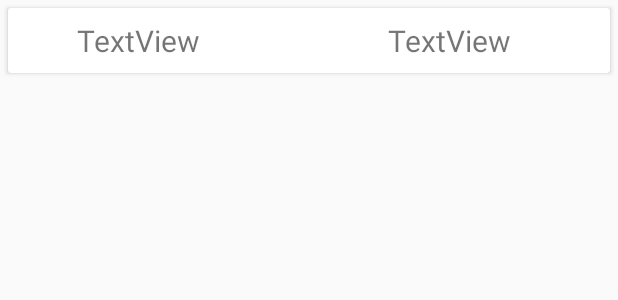
After one commit to akhil117/PickABite-Updated, an Android app: the layout cartlist.xml on its own in the app's theme, with its tools: preview values and no code run, on a phone screen of 412 x 824 dp. The commit adds this screen. Shown: the top 300 px of the screen. Run offline under Robolectric (Android 15) with nearby library versions, the phone set to English and light mode, and no system bars.

Commit message:
fixed the issues

```diff
--- a/PBR/app/build.gradle
+++ b/PBR/app/build.gradle
@@ -42,4 +42,5 @@ dependencies {
 
 
 
+
 apply plugin: 'com.google.gms.google-services'
--- /dev/null
+++ b/PBR/app/src/main/res/layout/cartlist.xml
@@ -0,0 +1,45 @@
+<?xml version="1.0" encoding="utf-8"?>
+<LinearLayout xmlns:android="http://schemas.android.com/apk/res/android"
+    android:layout_width="match_parent"
+    android:layout_height="wrap_content"
+    android:orientation="vertical">
+
+    <android.support.v7.widget.CardView
+        android:layout_width="match_parent"
+        android:layout_height="wrap_content"
+        android:layout_margin="5dp">
+
+        <RelativeLayout
+            android:layout_width="match_parent"
+            android:layout_height="wrap_content"
+            android:padding="8dp">
+
+            <TextView
+                android:id="@+id/namecart"
+
+                android:layout_width="wrap_content"
+                android:layout_height="wrap_content"
+                android:layout_alignParentStart="true"
+                android:layout_alignParentTop="true"
+                android:layout_marginStart="38dp"
+                android:textSize="20dp"
+                android:text="TextView" />
+
+            <TextView
+                android:id="@+id/rupeecart"
+                android:layout_width="wrap_content"
+                android:layout_height="wrap_content"
+                android:layout_alignParentEnd="true"
+                android:layout_alignParentTop="true"
+                android:layout_marginEnd="58dp"
+                android:text="TextView"
+                android:textSize="20dp" />
+
+
+        </RelativeLayout>
+
+    </android.support.v7.widget.CardView>
+
+
+
+</LinearLayout>
```
Also changed, not shown: PBR/app/src/main/AndroidManifest.xml (+7 -6 lines), PBR/app/src/main/java/com/example/itachi/com/pbr/Cart.java (added, +34 -0 lines), PBR/app/src/main/java/com/example/itachi/com/pbr/CartAdaptor.java (added, +56 -0 lines), PBR/app/src/main/java/com/example/itachi/com/pbr/Checkout.java (+23 -2 lines), PBR/app/src/main/java/com/example/itachi/com/pbr/addingitemstocart.java (added, +86 -0 lines), PBR/app/src/main/res/layout/activity_addingitemstocart.xml (added, +13 -0 lines), PBR/app/src/main/res/layout/activity_checkout.xml (+7 -0 lines), PBR/app/gradle/wrapper/gradle-wrapper.properties (added), 4 other files.
